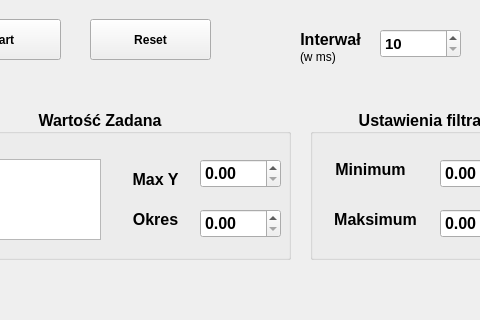
Old version of the form symulator.ui in the repository AleksandraWronaa/SymulatorUAR_GUI; both pictures show x 570 to 1050 and y 321 to 641 of the 1147 by 641 pixel window.
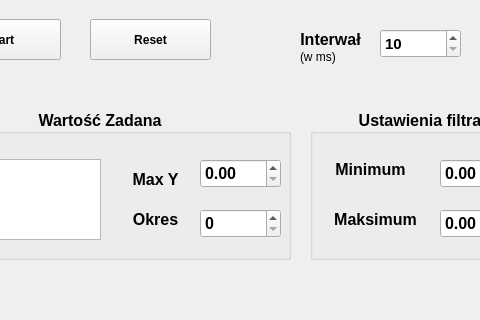
New version of the form.

Commit message: double-> int spinbox

Patch:
```diff
--- a/symulator.ui
+++ b/symulator.ui
@@ -413,7 +413,7 @@
       <set>Qt::AlignCenter</set>
      </property>
     </widget>
-    <widget class="QDoubleSpinBox" name="spinbox_okres">
+    <widget class="QSpinBox" name="spinbox_okres">
      <property name="geometry">
       <rect>
        <x>290</x>
```
Left out of the diff: 2 changed lines with no effect on the pictures. The commit also changes 15 other files.
